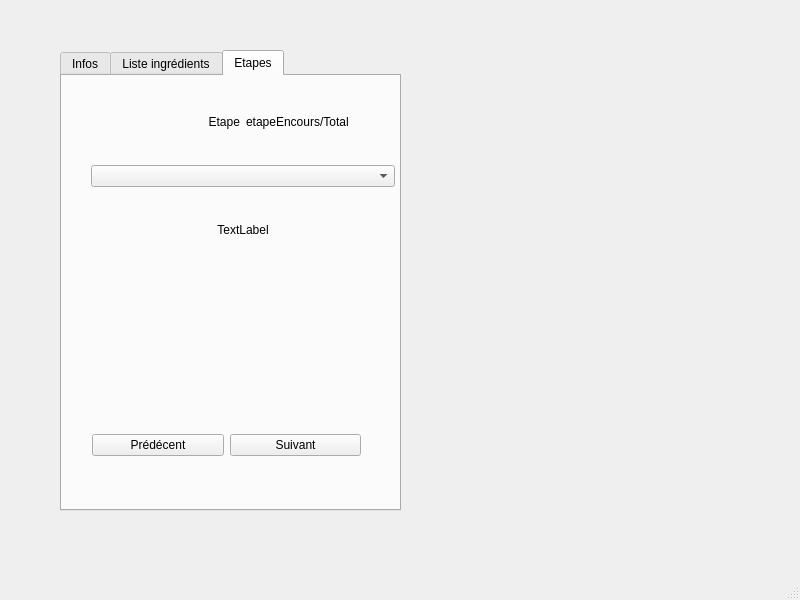
First picture: the form in mainwindow.ui, repository GridexX/Lecteur-Recette-JSON, before the edit.
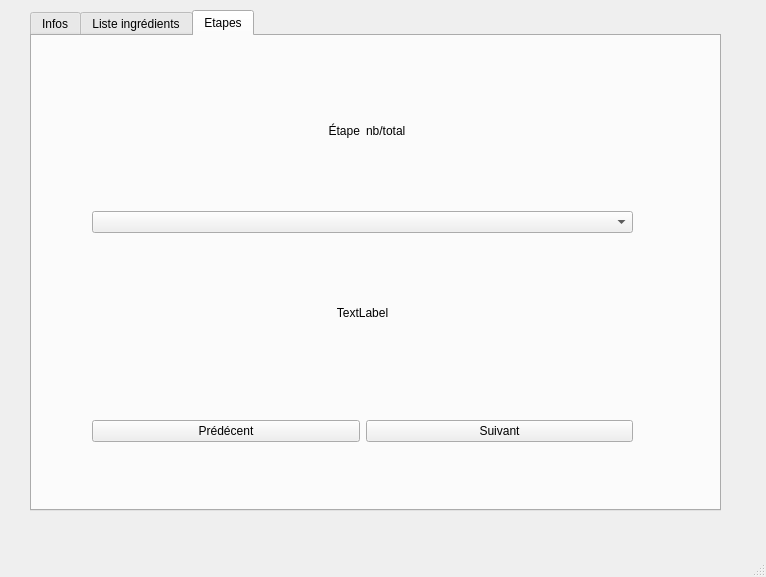
Second picture: the form after the edit. The open tabs and pages were chosen to show the change.

Patch:
```diff
--- a/mainwindow.ui
+++ b/mainwindow.ui
@@ -6,8 +6,8 @@
    <rect>
     <x>0</x>
     <y>0</y>
-    <width>800</width>
-    <height>600</height>
+    <width>766</width>
+    <height>577</height>
    </rect>
   </property>
   <property name="windowTitle">
@@ -17,10 +17,10 @@
    <widget class="QTabWidget" name="Infos_2">
     <property name="geometry">
      <rect>
-      <x>60</x>
-      <y>50</y>
-      <width>341</width>
-      <height>461</height>
+      <x>30</x>
+      <y>10</y>
+      <width>691</width>
+      <height>501</height>
      </rect>
     </property>
     <property name="currentIndex">
@@ -173,19 +173,19 @@
      <widget class="QWidget" name="verticalLayoutWidget_3">
       <property name="geometry">
        <rect>
-        <x>29</x>
-        <y>9</y>
-        <width>304</width>
-        <height>181</height>
+        <x>60</x>
+        <y>20</y>
+        <width>541</width>
+        <height>331</height>
        </rect>
       </property>
       <layout class="QVBoxLayout" name="verticalLayout_3">
        <item>
         <layout class="QHBoxLayout" name="horizontalLayout_5">
          <item>
-          <widget class="QLabel" name="label_8">
+          <widget class="QLabel" name="label_6">
            <property name="text">
-            <string>Etape</string>
+            <string>Étape</string>
            </property>
            <property name="alignment">
             <set>Qt::AlignRight|Qt::AlignTrailing|Qt::AlignVCenter</set>
@@ -193,9 +193,12 @@
           </widget>
          </item>
          <item>
-          <widget class="QLabel" name="label_7">
+          <widget class="QLabel" name="label_8">
+           <property name="layoutDirection">
+            <enum>Qt::LeftToRight</enum>
+           </property>
            <property name="text">
-            <string>etapeEncours/Total</string>
+            <string>nb/total</string>
            </property>
            <property name="alignment">
             <set>Qt::AlignLeading|Qt::AlignLeft|Qt::AlignVCenter</set>
@@ -222,10 +225,10 @@
      <widget class="QWidget" name="horizontalLayoutWidget">
       <property name="geometry">
        <rect>
-        <x>30</x>
-        <y>330</y>
-        <width>269</width>
-        <height>79</height>
+        <x>60</x>
+        <y>370</y>
+        <width>541</width>
+        <height>51</height>
        </rect>
       </property>
       <layout class="QHBoxLayout" name="horizontalLayout_2">
```
Left out of the diff: 35 changed lines with no effect on the pictures.
